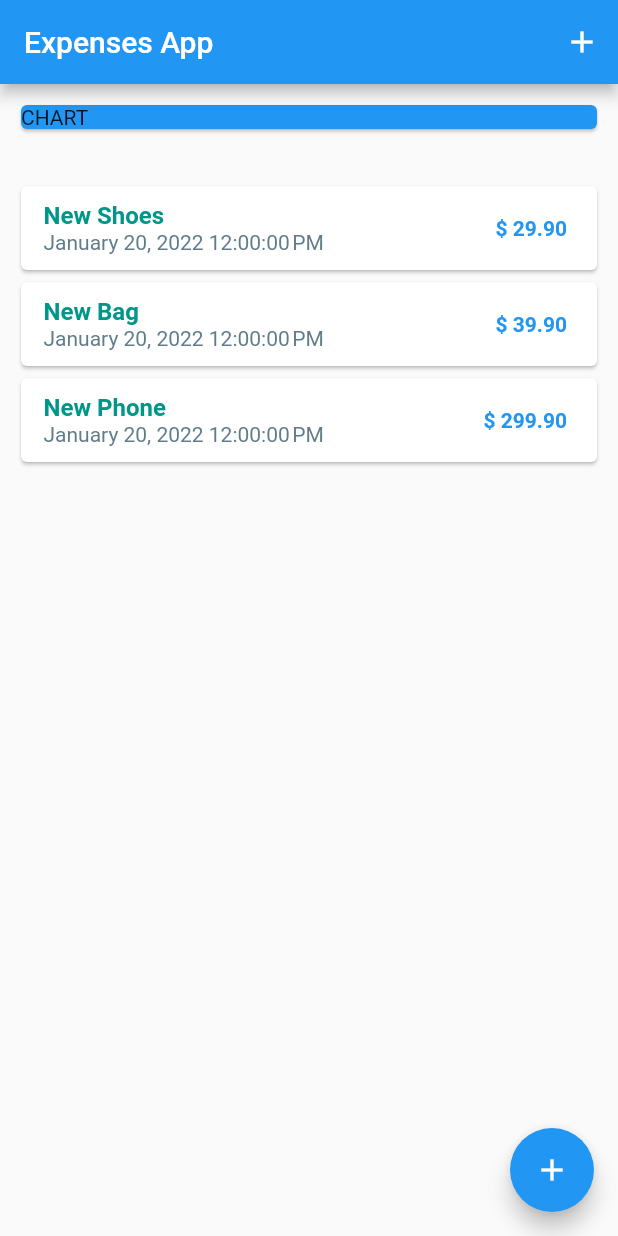
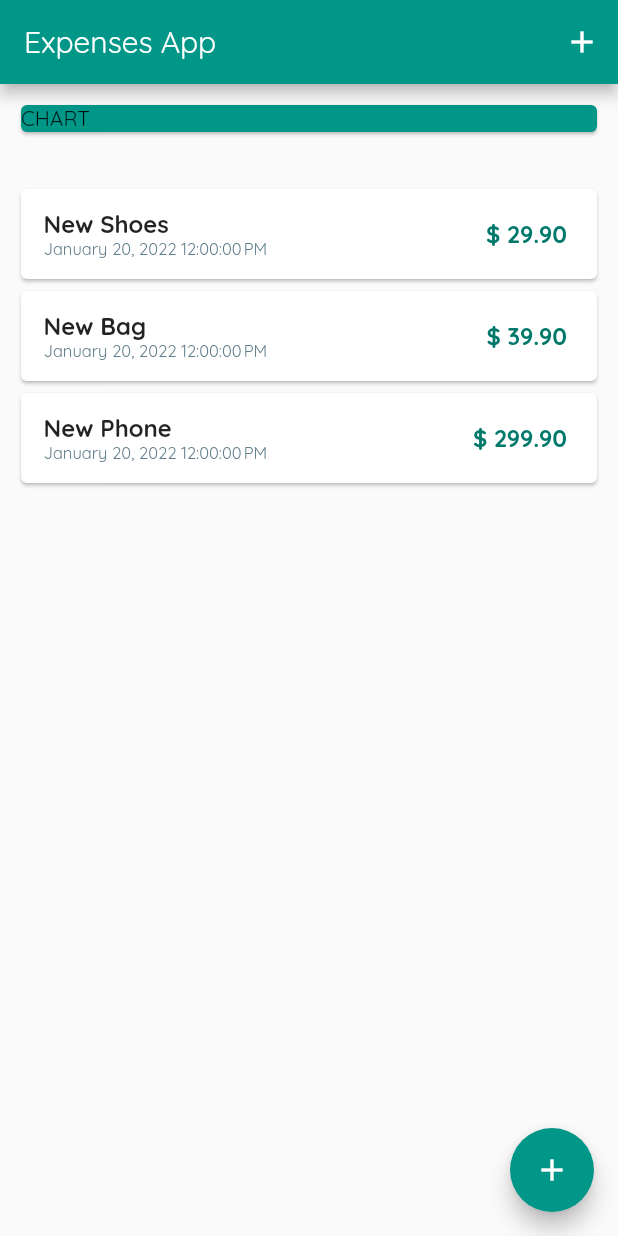
Before and after one commit to sdeaditya/expenses_app, a Flutter app: the screen it shows after launch, on a phone screen of 412 x 824 dp. Run offline on Flutter 3.47's test engine with Material 2 defaults, Android fonts, the phone set to English and light mode, and no system bars.

Commit message:
added new fonts

```diff
--- a/lib/expenses/main.dart
+++ b/lib/expenses/main.dart
@@ -21,6 +21,7 @@ class MyApp extends StatelessWidget {
     return MaterialApp(
       title: "Expenses App",
       home: MyHomePage(),
+      theme: ThemeData(primarySwatch: Colors.teal, fontFamily: 'Quicksand'),
       debugShowCheckedModeBanner: false,
     );
   }
@@ -88,7 +89,7 @@ class _MyHomePageState extends State<MyHomePage> {
           width: double.infinity,
           padding: EdgeInsets.all(10),
           child: Card(
-            color: Colors.blue,
+            color: Colors.teal,
             child: Text(
               'CHART',
             ),
--- a/lib/expenses/transactions_list.dart
+++ b/lib/expenses/transactions_list.dart
@@ -1,3 +1,5 @@
+// ignore_for_file: prefer_const_constructors
+
 import 'package:flutter/material.dart';
 import 'package:flutter_app/expenses/models/transaction.dart';
 import 'package:intl/intl.dart';
@@ -28,13 +30,11 @@ class TransactionList extends StatelessWidget {
                       Text(
                         transactions[index].title,
                         style: TextStyle(
-                            color: Colors.teal,
-                            fontWeight: FontWeight.bold,
-                            fontSize: 16),
+                            fontWeight: FontWeight.bold, fontSize: 16),
                       ),
                       Text(
                         DateFormat().format(transactions[index].date),
-                        style: TextStyle(color: Colors.blueGrey),
+                        style: TextStyle(color: Colors.blueGrey, fontSize: 11),
                       )
                     ],
                   ),
@@ -43,9 +43,9 @@ class TransactionList extends StatelessWidget {
                     child: Text(
                       "\$ " + transactions[index].amount.toStringAsFixed(2),
                       style: TextStyle(
-                        color: Colors.blue,
-                        fontWeight: FontWeight.bold,
-                      ),
+                          color: Theme.of(context).primaryColorDark,
+                          fontWeight: FontWeight.bold,
+                          fontSize: 16),
                     ),
                     padding: EdgeInsets.all(10),
                   ),
```
Also changed, not shown: pubspec.yaml (+11 -11 lines), assets/fonts/OpenSans-Bold.ttf (added), assets/fonts/OpenSans-Regular.ttf (added), assets/fonts/Quicksand-Bold.ttf (added), assets/fonts/Quicksand-Light.ttf (added), assets/fonts/Quicksand-Medium.ttf (added), assets/fonts/Quicksand-Regular.ttf (added).
